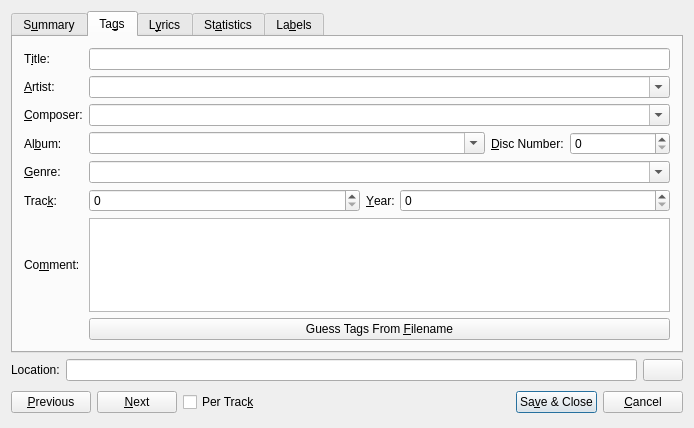
Before: the Qt Designer form src/dialogs/TagDialogBase.ui in netrunner-debian-kde-extras/amarok, drawn with Qt 5.
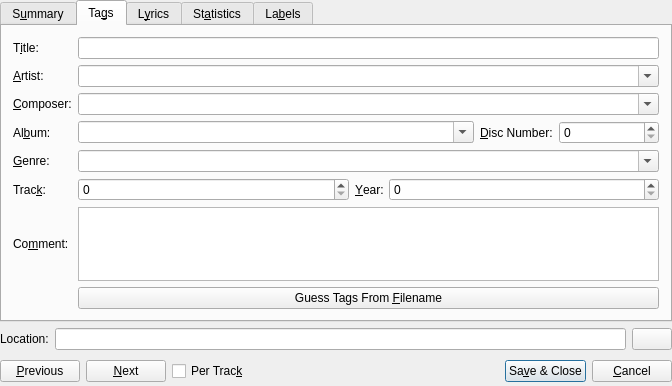
After: the same form once the commit is applied. Custom widgets are drawn as their Qt base class.

Patch:
```diff
--- a/src/dialogs/TagDialogBase.ui
+++ b/src/dialogs/TagDialogBase.ui
@@ -1,12 +1,12 @@
 <ui version="4.0" >
  <class>TagDialogBase</class>
- <widget class="QDialog" name="TagDialogBase" >
-  <property name="geometry" >
+ <widget class="QWidget" name="TagDialogBase">
+  <property name="geometry">
    <rect>
     <x>0</x>
     <y>0</y>
-    <width>670</width>
-    <height>428</height>
+    <width>666</width>
+    <height>386</height>
    </rect>
   </property>
   <property name="sizePolicy" >
@@ -18,7 +18,10 @@
   <property name="windowTitle" >
    <string>Track Information</string>
   </property>
-  <layout class="QVBoxLayout" name="verticalLayout_5" >
+  <layout class="QVBoxLayout" name="verticalLayout_5">
+   <property name="margin">
+    <number>0</number>
+   </property>
    <item>
     <layout class="QVBoxLayout" name="verticalLayout_3" >
      <item>
@@ -767,7 +770,7 @@
    </item>
   </layout>
  </widget>
- <layoutdefault spacing="6" margin="11" />
+ <layoutdefault spacing="6" margin="11"/>
  <customwidgets>
   <customwidget>
    <class>KComboBox</class>
```
Left out of the diff: 543 changed lines with no effect on the pictures.
